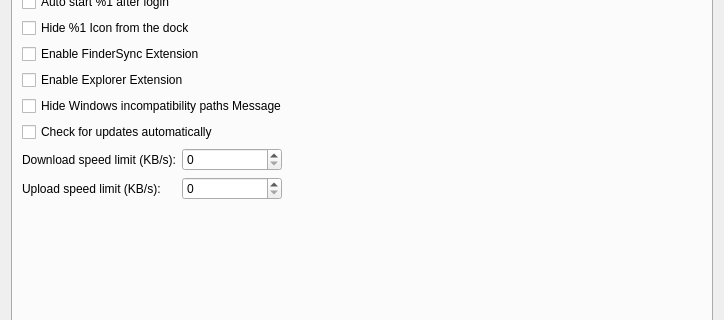
Above: ui/settings-dialog.ui from haiwen/seafile-client before the change; both pictures show x 0 to 724 and y 132 to 452 of the 724 by 579 pixel window. Below: the same form after it.
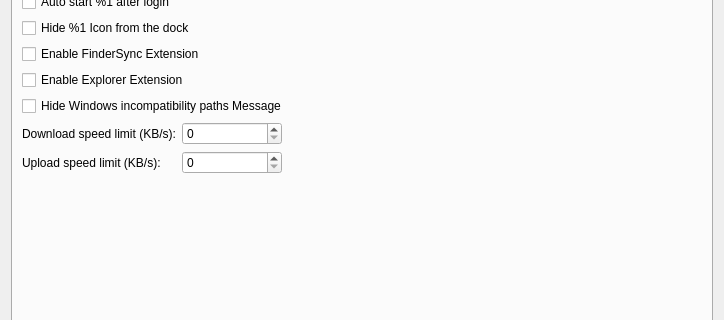
That is the form after the change.

The edit to the form file:
```diff
--- a/ui/settings-dialog.ui
+++ b/ui/settings-dialog.ui
@@ -80,13 +80,6 @@
          </property>
         </widget>
        </item>
-       <item>
-        <widget class="QCheckBox" name="mCheckLatestVersionBox">
-         <property name="text">
-          <string>Check for updates automatically</string>
-         </property>
-        </widget>
-       </item>
        <item>
         <layout class="QFormLayout" name="formLayout">
          <property name="labelAlignment">
```
